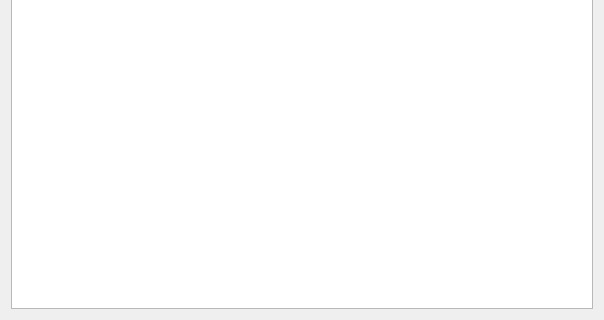
Above: plugins/dockers/storyboarddocker/wdgstoryboarddock.ui from KDE/krita before the change; both pictures show x 0 to 604 and y 241 to 561 of the 604 by 561 pixel window. Below: the same form after it.
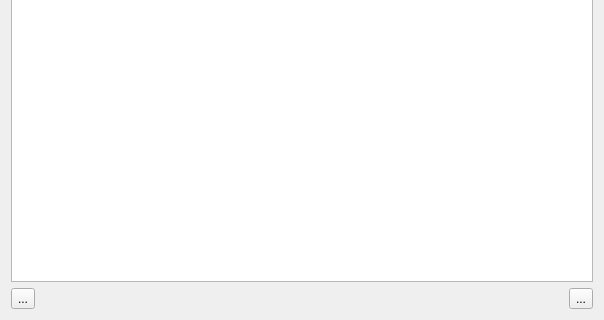
That is the form after the change. Custom widgets are drawn as their Qt base class.

Commit message:
Storyboard Docker: Added footer.
It's better for general workflow, as well as consistency with the rest
of the program, to have a footer section at the bottom of the Storyboard
Docker with dedicated create/delete scene buttons.

Diff of the .ui file:
```diff
--- a/plugins/dockers/storyboarddocker/wdgstoryboarddock.ui
+++ b/plugins/dockers/storyboarddocker/wdgstoryboarddock.ui
@@ -85,15 +85,50 @@
        </item>
       </layout>
      </item>
+    </layout>
+   </item>
+   <item row="2" column="0">
+    <layout class="QHBoxLayout" name="footer">
      <item>
       <layout class="QHBoxLayout" name="horizontalLayout_2">
        <item>
-        <widget class="StoryboardView" name="listView"/>
+        <widget class="QToolButton" name="btnCreateScene">
+         <property name="text">
+          <string>...</string>
+         </property>
+        </widget>
+       </item>
+       <item>
+        <spacer name="horizontalSpacer_2">
+         <property name="orientation">
+          <enum>Qt::Horizontal</enum>
+         </property>
+         <property name="sizeHint" stdset="0">
+          <size>
+           <width>40</width>
+           <height>20</height>
+          </size>
+         </property>
+        </spacer>
+       </item>
+       <item>
+        <widget class="QToolButton" name="btnDeleteScene">
+         <property name="text">
+          <string>...</string>
+         </property>
+        </widget>
        </item>
       </layout>
      </item>
     </layout>
    </item>
+   <item row="1" column="0">
+    <layout class="QHBoxLayout" name="body">
+     <item>
+      <widget class="StoryboardView" name="sceneView"/>
+     </item>
+    </layout>
+   </item>
   </layout>
  </widget>
  <customwidgets>
```
Left out of the diff: 2 changed lines with no effect on the pictures. The commit also changes 1 other file.
